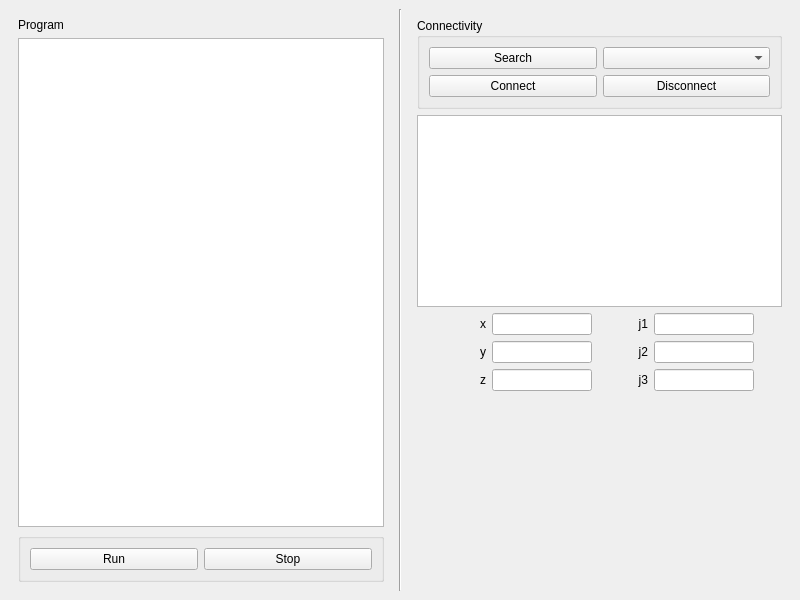
TLubelski/M4N3D, file M4N3D_app/M4N3D_app/ui/mainwindow.ui: the form before one commit.
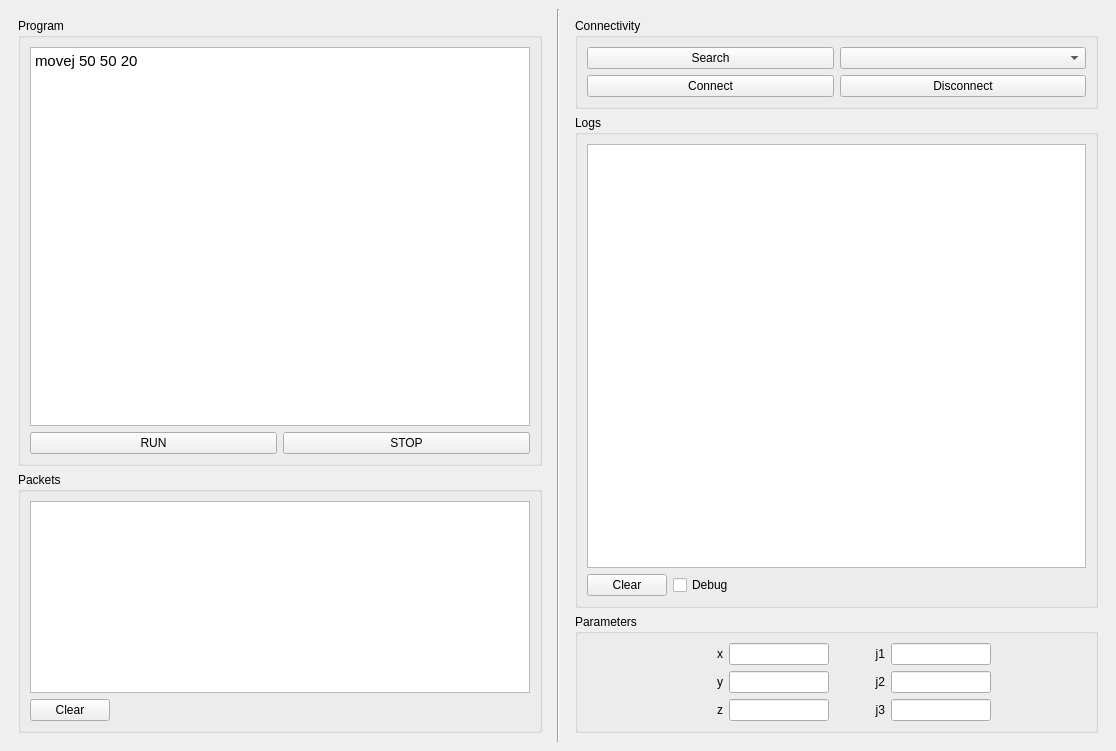
The form after the commit.

Diff of the .ui file:
```diff
--- a/M4N3D_app/M4N3D_app/ui/mainwindow.ui
+++ b/M4N3D_app/M4N3D_app/ui/mainwindow.ui
@@ -6,8 +6,8 @@
    <rect>
     <x>0</x>
     <y>0</y>
-    <width>800</width>
-    <height>600</height>
+    <width>1116</width>
+    <height>751</height>
    </rect>
   </property>
   <property name="windowTitle">
@@ -19,34 +19,122 @@
      <widget class="QWidget" name="widgetControl" native="true">
       <layout class="QVBoxLayout" name="verticalLayout_2">
        <item>
-        <widget class="QLabel" name="label">
-         <property name="text">
+        <widget class="QGroupBox" name="groupBox_4">
+         <property name="sizePolicy">
+          <sizepolicy hsizetype="Preferred" vsizetype="Preferred">
+           <horstretch>0</horstretch>
+           <verstretch>0</verstretch>
+          </sizepolicy>
+         </property>
+         <property name="title">
           <string>Program</string>
          </property>
-        </widget>
-       </item>
+         <layout class="QVBoxLayout" name="verticalLayout_7">
        <item>
-        <widget class="QTextEdit" name="console"/>
-       </item>
-       <item>
-        <widget class="QGroupBox" name="groupBox_3">
-         <property name="title">
-          <string/>
-         </property>
+           <widget class="QTextEdit" name="console">
+            <property name="html">
+             <string>&lt;!DOCTYPE HTML PUBLIC &quot;-//W3C//DTD HTML 4.0//EN&quot; &quot;http://www.w3.org/TR/REC-html40/strict.dtd&quot;&gt;
+&lt;html&gt;&lt;head&gt;&lt;meta name=&quot;qrichtext&quot; content=&quot;1&quot; /&gt;&lt;meta charset=&quot;utf-8&quot; /&gt;&lt;style type=&quot;text/css&quot;&gt;
+p, li { white-space: pre-wrap; }
+hr { height: 1px; border-width: 0; }
+&lt;/style&gt;&lt;/head&gt;&lt;body style=&quot; font-family:'Ubuntu'; font-size:11pt; font-weight:400; font-style:normal;&quot;&gt;
+&lt;p style=&quot; margin-top:0px; margin-bottom:0px; margin-left:0px; margin-right:0px; -qt-block-indent:0; text-indent:0px;&quot;&gt;movej 50 50 20&lt;/p&gt;&lt;/body&gt;&lt;/html&gt;</string>
+            </property>
+           </widget>
+          </item>
+          <item>
          <layout class="QHBoxLayout" name="horizontalLayout_4">
           <item>
            <widget class="QPushButton" name="pushButtonRun">
+              <property name="sizePolicy">
+               <sizepolicy hsizetype="Minimum" vsizetype="Preferred">
+                <horstretch>0</horstretch>
+                <verstretch>0</verstretch>
+               </sizepolicy>
+              </property>
+              <property name="minimumSize">
+               <size>
+                <width>0</width>
+                <height>0</height>
+               </size>
+              </property>
+              <property name="styleSheet">
+               <string notr="true">background-color: &quot;darkgreen&quot;;</string>
+              </property>
             <property name="text">
-             <string>Run</string>
+               <string>RUN</string>
             </property>
            </widget>
           </item>
           <item>
            <widget class="QPushButton" name="pushButtonStop">
+              <property name="sizePolicy">
+               <sizepolicy hsizetype="Minimum" vsizetype="Fixed">
+                <horstretch>0</horstretch>
+                <verstretch>0</verstretch>
+               </sizepolicy>
+              </property>
+              <property name="minimumSize">
+               <size>
+                <width>0</width>
+                <height>0</height>
+               </size>
+              </property>
+              <property name="styleSheet">
+               <string notr="true">background-color: &quot;darkred&quot;;</string>
+              </property>
             <property name="text">
-             <string>Stop</string>
-            </property>
-           </widget>
+               <string>STOP</string>
+              </property>
+             </widget>
+            </item>
+           </layout>
+          </item>
+         </layout>
+        </widget>
+       </item>
+       <item>
+        <widget class="QGroupBox" name="groupBox_3">
+         <property name="sizePolicy">
+          <sizepolicy hsizetype="Preferred" vsizetype="Fixed">
+           <horstretch>0</horstretch>
+           <verstretch>0</verstretch>
+          </sizepolicy>
+         </property>
+         <property name="title">
+          <string>Packets</string>
+         </property>
+         <layout class="QVBoxLayout" name="verticalLayout_8">
+          <item>
+           <widget class="QTextEdit" name="textEditPacket">
+            <property name="readOnly">
+             <bool>true</bool>
+            </property>
+           </widget>
+          </item>
+          <item>
+           <layout class="QHBoxLayout" name="horizontalLayout_5">
+            <item>
+             <widget class="QPushButton" name="pushButtonPacketsClear">
+              <property name="text">
+               <string>Clear</string>
+              </property>
+             </widget>
+            </item>
+            <item>
+             <spacer name="horizontalSpacer_2">
+              <property name="orientation">
+               <enum>Qt::Horizontal</enum>
+              </property>
+              <property name="sizeHint" stdset="0">
+               <size>
+                <width>40</width>
+                <height>20</height>
+               </size>
+              </property>
+             </spacer>
+            </item>
+           </layout>
           </item>
          </layout>
         </widget>
@@ -98,8 +186,58 @@
         </widget>
        </item>
        <item>
-        <widget class="QTextEdit" name="textEditLogs"/>
-       </item>
+        <widget class="QGroupBox" name="groupBox_2">
+         <property name="title">
+          <string>Logs</string>
+         </property>
+         <layout class="QVBoxLayout" name="verticalLayout_6">
+          <item>
+           <widget class="QTextEdit" name="textEditLogs">
+            <property name="readOnly">
+             <bool>true</bool>
+            </property>
+           </widget>
+          </item>
+          <item>
+           <layout class="QHBoxLayout" name="horizontalLayout_3">
+            <item>
+             <widget class="QPushButton" name="pushButtonLogsClear">
+              <property name="text">
+               <string>Clear</string>
+              </property>
+             </widget>
+            </item>
+            <item>
+             <widget class="QCheckBox" name="checkBoxDebug">
+              <property name="text">
+               <string>Debug</string>
+              </property>
+             </widget>
+            </item>
+            <item>
+             <spacer name="horizontalSpacer">
+              <property name="orientation">
+               <enum>Qt::Horizontal</enum>
+              </property>
+              <property name="sizeHint" stdset="0">
+               <size>
+                <width>40</width>
+                <height>20</height>
+               </size>
+              </property>
+             </spacer>
+            </item>
+           </layout>
+          </item>
+         </layout>
+        </widget>
+       </item>
+       <item>
+        <widget class="QGroupBox" name="groupBox">
+         <property name="title">
+          <string>Parameters</string>
+         </property>
+         <layout class="QVBoxLayout" name="verticalLayout_4">
        <item>
         <layout class="QFormLayout" name="formLayout">
          <property name="labelAlignment">
@@ -352,18 +490,8 @@
          </item>
         </layout>
        </item>
-       <item>
-        <spacer name="verticalSpacer">
-         <property name="orientation">
-          <enum>Qt::Vertical</enum>
-         </property>
-         <property name="sizeHint" stdset="0">
-          <size>
-           <width>20</width>
-           <height>40</height>
-          </size>
-         </property>
-        </spacer>
+         </layout>
+        </widget>
        </item>
       </layout>
      </widget>
```
Left out of the diff: 3 changed lines with no effect on the pictures. Lines whose indentation alone changed are shown as unchanged.
